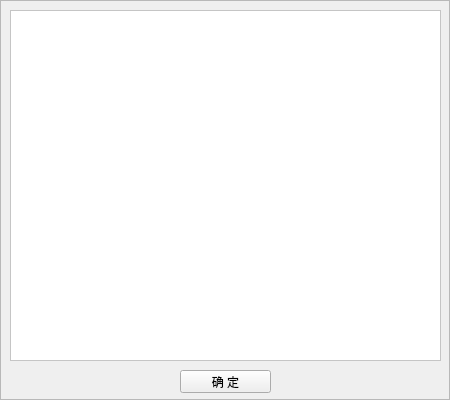
Qt form buylist.ui (cbt-98/Supermarket-Management-System) before a commit.
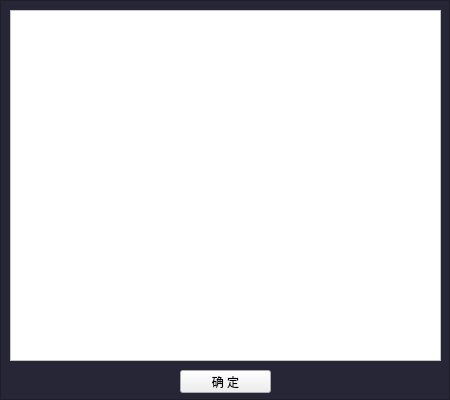
The same form after that commit.

The edit to the form file:
```diff
--- a/buylist.ui
+++ b/buylist.ui
@@ -61,12 +61,14 @@
     </rect>
    </property>
    <property name="styleSheet">
-    <string notr="true">
-</string>
+    <string notr="true">background-color: rgb(39, 38, 54);</string>
    </property>
    <property name="frameShape">
     <enum>QFrame::StyledPanel</enum>
    </property>
+   <property name="frameShadow">
+    <enum>QFrame::Raised</enum>
+   </property>
    <property name="text">
     <string/>
    </property>
```
